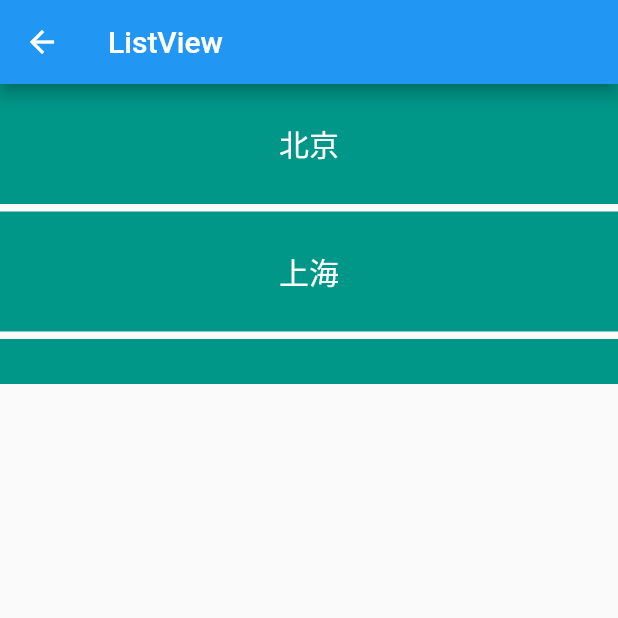
After one commit to DavidYuanX/flutter_photo, a Flutter app: the ListViewPage screen opened by its route, on a phone screen of 412 x 824 dp, the top half of it. The commit adds this screen. Run offline on Flutter 3.47's test engine with Material 2 defaults, Android fonts, the phone set to English and light mode, and no system bars; our stand-ins replace image_picker, shared_preferences; missing offline and left inert: flutter_color_plugin; accounts and stored records are empty; network calls fail.

Commit message:
http、listview

```diff
--- /dev/null
+++ b/lib/listview_page.dart
@@ -0,0 +1,48 @@
+import 'package:flutter/material.dart';
+
+const APPBAR_SCROLL_OFFSET = 100;
+
+class ListViewPage extends StatefulWidget {
+  @override
+  _ListViewPageState createState() => _ListViewPageState();
+}
+
+class _ListViewPageState extends State<ListViewPage> {
+
+  @override
+  Widget build(BuildContext context) {
+    return Scaffold(
+        appBar: AppBar(
+            title: Text('ListView'),
+            leading: GestureDetector(
+              onTap: (){
+                Navigator.pop(context);
+              },
+              child: Icon(Icons.arrow_back),
+            )
+        ),
+      body:
+        Container(
+          height: 200,
+          child: ListView(
+            children: _buildList(),
+          )
+        )
+    );
+  }
+
+  List<Widget> _buildList() {
+    return ['北京', '上海', '广州', '深圳'].map((city) =>_item(city)).toList();
+  }
+
+  Widget _item(city) {
+    return Container(
+      height: 80,
+      margin: EdgeInsets.only(bottom: 5),
+      alignment: Alignment.center,
+      decoration: BoxDecoration(color: Colors.teal),
+      child: Text(city,
+        style: TextStyle(color: Colors.white, fontSize: 20),),
+    );
+  }
+}
--- a/lib/main.dart
+++ b/lib/main.dart
@@ -6,8 +6,10 @@ import 'package:flutter_photo/PhotoHero.dart';
 import 'package:flutter_photo/app_lifecycle.dart';
 import 'package:flutter_photo/flutter_widget_lifecycle.dart';
 import 'package:flutter_photo/gesture_page.dart';
+import 'package:flutter_photo/http_page.dart';
 import 'package:flutter_photo/launcher_page.dart';
 import 'package:flutter_photo/less_group_page.dart';
+import 'package:flutter_photo/listview_page.dart';
 import 'package:flutter_photo/photo_app_page.dart';
 import 'package:flutter_photo/plugin_use.dart';
 import 'package:flutter_photo/res_page.dart';
@@ -65,6 +67,8 @@ class _DynamicThemeState extends State<DynamicTheme> {
         'Photo':(BuildContext context)=>PhotoPage(),
         'LogoAnimateApp':(BuildContext context)=>LogoAnimateApp(),
         'HeroAnimation':(BuildContext context)=>RadiaExpansionDemo(),
+        'HttpPage':(BuildContext context)=>HttpPage(),
+        'ListView':(BuildContext context)=>ListViewPage(),
       },
     );
   }
@@ -103,6 +107,9 @@ class _RouteNavigatorStateState extends State<RouteNavigatorState>{
           _item('拍照and相册',PhotoPage(),'Photo'),
           _item('Flutter动画',LogoAnimateApp(),'LogoAnimateApp'),
           _item('FlutterHero动画',RadiaExpansionDemo(),'HeroAnimation'),
+          _item('HttpPage请求',HttpPage(),'HttpPage'),
+          _item('ListView列表',ListViewPage(),'ListView'),
+
         ],
       ),
     );
--- a/pubspec.yaml
+++ b/pubspec.yaml
@@ -26,6 +26,8 @@ dependencies:
   flutter_color_plugin: ^0.0.2
   url_launcher: ^5.4.1
   image_picker: ^0.6.2+3
+  http: ^0.12.0+3
+  shared_preferences: ^0.5.6
 
 dev_dependencies:
   flutter_test:
```
Also changed, not shown: lib/http_page.dart (added, +219 -0 lines), pubspec.lock, 1 other file.
